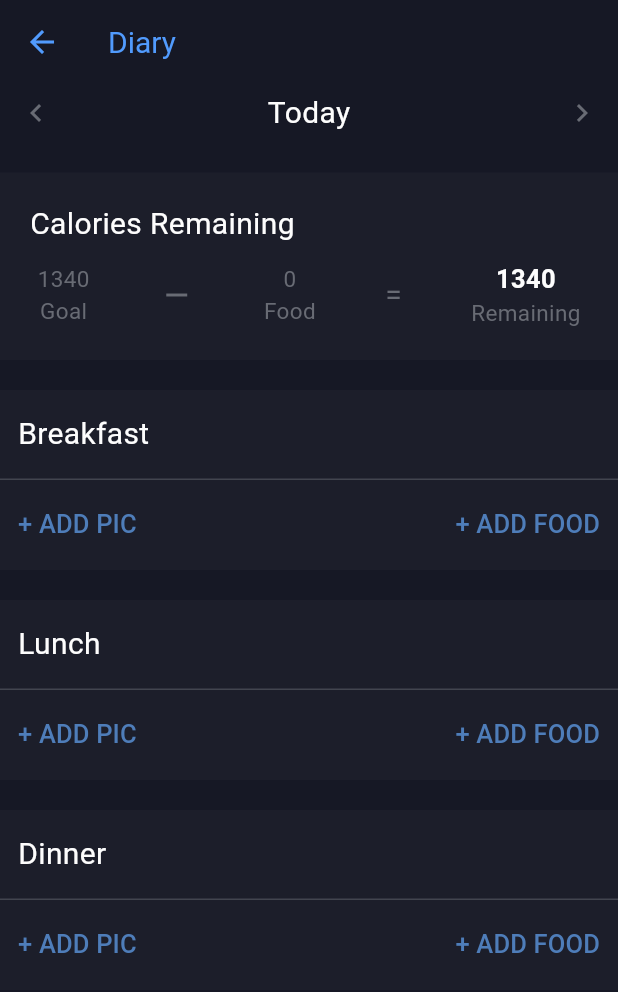
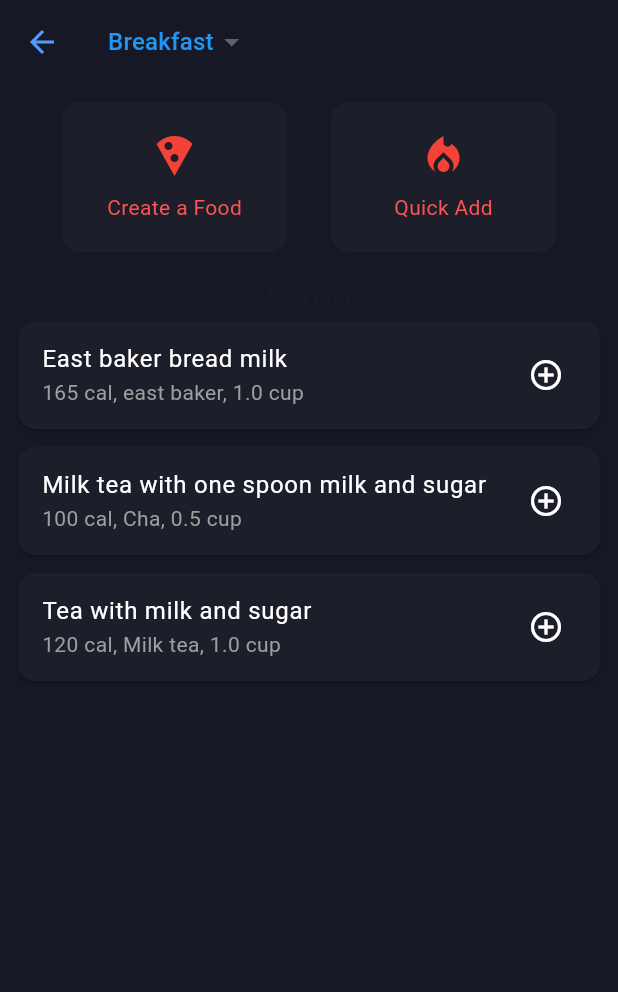
Before and after one commit to armanurrashid/MyFitness_App, a Flutter app: the screen it shows after launch, item 2 of the bottom bar chosen, after a tap on "+ ADD FOOD", on a phone screen of 412 x 824 dp. Shown: the top 992 px of the screen. Run offline on Flutter 3.47's test engine with Material 3 defaults, Android fonts, the phone set to English and light mode, and no system bars; our stand-ins replace fl_chart.

Commit message:
Add Food Page

```diff
--- /dev/null
+++ b/lib/views/diary/addFood.dart
@@ -0,0 +1,97 @@
+import 'package:flutter/material.dart';
+import 'package:my_fitness/colorList/colorList.dart' as app_colors;
+
+
+class AddFood extends StatelessWidget {
+  final List<Map<String, String>> foodItems = [
+    {"name": "East baker bread milk", "cal": "165 cal, east baker, 1.0 cup"},
+    {"name": "Milk tea with one spoon milk and sugar", "cal": "100 cal, Cha, 0.5 cup"},
+    {"name": "Tea with milk and sugar", "cal": "120 cal, Milk tea, 1.0 cup"},
+  ];
+
+  AddFood({super.key});
+
+  @override
+  Widget build(BuildContext context) {
+    return DefaultTabController(
+      length: 4,
+      child: Scaffold(
+        backgroundColor: app_colors.blackBackground,
+        appBar: AppBar(
+          backgroundColor: app_colors.blackBackground,
+          foregroundColor: app_colors.appTitle,
+          title: DropdownButton<String>(
+            value: "Breakfast",
+            dropdownColor: app_colors.diaryBackground,
+            underline: SizedBox(),
+            items: ['Breakfast', 'Lunch', 'Dinner']
+                .map((e) => DropdownMenuItem(
+              value: e,
+              child: Text(e, style: TextStyle(color: Colors.blue)),
+            ))
+                .toList(),
+            onChanged: (val) {},
+          ),
+        ),
+        body: buildMyFoodsTab(),
+      ),
+    );
+  }
+
+  Widget buildMyFoodsTab() {
+    return Padding(
+      padding: EdgeInsets.all(12),
+      child: Column(
+        children: [
+          Row(
+            mainAxisAlignment: MainAxisAlignment.spaceEvenly,
+            children: [
+              buildCard(Icons.local_pizza, "Create a Food"),
+              buildCard(Icons.local_fire_department, "Quick Add"),
+            ],
+          ),
+          SizedBox(height: 20),
+          Text("My Food"),
+          Expanded(
+            child: ListView.builder(
+              itemCount: foodItems.length,
+              itemBuilder: (context, index) {
+                final item = foodItems[index];
+                return Card(
+                  color: app_colors.diaryBackground,
+                  margin: EdgeInsets.symmetric(vertical: 6),
+                  child: ListTile(
+                    title: Text(item["name"]!, style: TextStyle(color: Colors.white)),
+                    subtitle: Text(item["cal"]!, style: TextStyle(color: Colors.grey)),
+                    trailing: Icon(Icons.add_circle_outline, color: Colors.white),
+                  ),
+                );
+              },
+            ),
+          ),
+        ],
+      ),
+    );
+  }
+
+  Widget buildCard(IconData icon, String label) {
+    return Container(
+      width: 150,
+      height: 100,
+      decoration: BoxDecoration(
+        color: app_colors.diaryBackground,
+        borderRadius: BorderRadius.circular(12),
+      ),
+      child: Center(
+        child: Column(
+          mainAxisSize: MainAxisSize.min,
+          children: [
+            Icon(icon, color: Colors.red, size: 32),
+            SizedBox(height: 8),
+            Text(label, style: TextStyle(color: Colors.redAccent)),
+          ],
+        ),
+      ),
+    );
+  }
+}
--- a/lib/views/diary/breakfastCard.dart
+++ b/lib/views/diary/breakfastCard.dart
@@ -1,5 +1,6 @@
 import 'package:flutter/material.dart';
 import 'package:my_fitness/colorList/colorList.dart' as app_colors;
+import 'package:my_fitness/views/diary/addFood.dart';
 
 class BreakfastCard extends StatelessWidget {
   const BreakfastCard({super.key});
@@ -35,7 +36,9 @@ class BreakfastCard extends StatelessWidget {
               ),
               TextButton(
                 child: Text("+ ADD FOOD", style: TextStyle(color: app_colors.addColor, fontSize: 17),),
-                onPressed: () {},
+                onPressed: () {
+                  Navigator.of(context).push(MaterialPageRoute(builder: (context)=> AddFood()));
+                },
               ),
             ],
           ),
```
